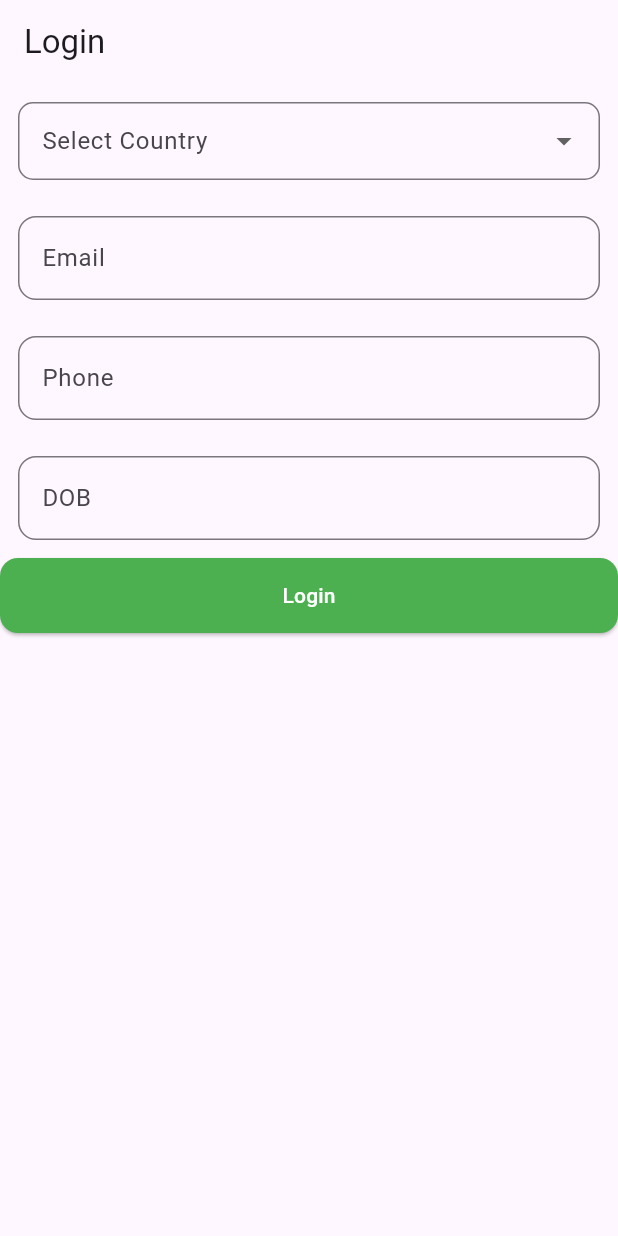
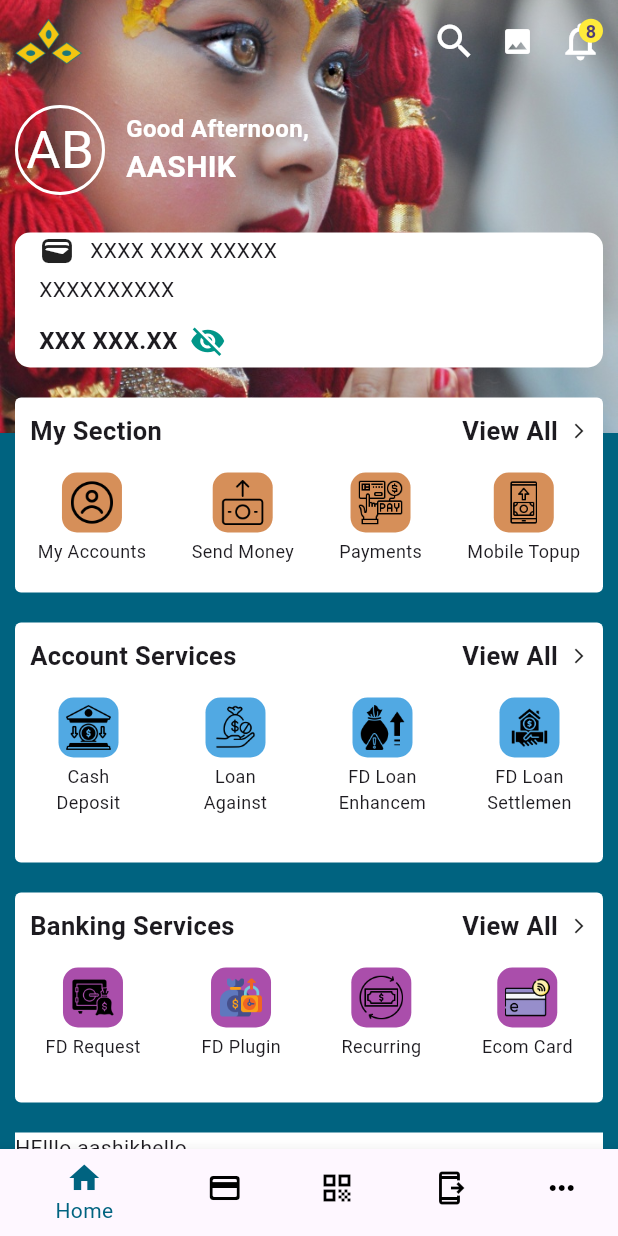
Before and after one commit to AashikBasnet101/FlutterUI, a Flutter app: the screen it shows after launch, on a phone screen of 412 x 824 dp. Run offline on Flutter 3.47's test engine with Material 3 defaults, Android fonts, the phone set to English and light mode, and no system bars.

Commit message:
learned stack with bank UI

```diff
--- /dev/null
+++ b/lib/bottom_nav.dart
@@ -0,0 +1,53 @@
+import 'package:flutter/material.dart';
+import 'package:flutter_app/stack_test.dart';
+
+class MyHomePage extends StatefulWidget {
+  @override
+  _MyHomePageState createState() => _MyHomePageState();
+}
+
+class _MyHomePageState extends State<MyHomePage> {
+  int _selectedIndex = 0;
+  static const List<Widget> _widgetOptions = <Widget>[
+    StackTest(),
+    Text('Payments Page'),
+    Text('Send Money Page'),
+    Text('Ecom Card Page'),
+    Text('More Page'),
+  ];
+
+  void _onItemTapped(int index) {
+    setState(() {
+      _selectedIndex = index;
+    });
+  }
+
+  @override
+  Widget build(BuildContext context) {
+    return Scaffold(
+      body: Center(child: _widgetOptions.elementAt(_selectedIndex)),
+      bottomNavigationBar: BottomNavigationBar(
+        items: const <BottomNavigationBarItem>[
+          BottomNavigationBarItem(icon: Icon(Icons.home), label: 'Home'),
+          BottomNavigationBarItem(
+            icon: Icon(Icons.payment_rounded),
+            label: 'Payments',
+          ),
+          BottomNavigationBarItem(
+            icon: Icon(Icons.qr_code),
+            label: 'Send Money',
+          ),
+          BottomNavigationBarItem(
+            icon: Icon(Icons.send_to_mobile_outlined),
+            label: 'Ecom Card',
+          ),
+          BottomNavigationBarItem(icon: Icon(Icons.more_horiz), label: 'More'),
+        ],
+        currentIndex: _selectedIndex,
+        selectedItemColor: Color(0xff006380),
+        unselectedItemColor: Colors.black,
+        onTap: _onItemTapped,
+      ),
+    );
+  }
+}
--- a/lib/main.dart
+++ b/lib/main.dart
@@ -1,6 +1,7 @@
 import 'package:flutter/material.dart';
 import 'package:flutter_app/assignment.dart';
 import 'package:flutter_app/assignmentupload.dart';
+import 'package:flutter_app/bottom_nav.dart';
 import 'package:flutter_app/dashboard.dart';
 import 'package:flutter_app/facebook.dart';
 import 'package:flutter_app/futsal_booking.dart';
@@ -10,6 +11,7 @@ import 'package:flutter_app/login_form.dart';
 import 'package:flutter_app/notifications.dart';
 import 'package:flutter_app/profile.dart';
 import 'package:flutter_app/splash_screen.dart';
+import 'package:flutter_app/stack_test.dart';
 import 'package:flutter_app/stateful.dart';
 
 void main() {
@@ -28,7 +30,7 @@ class MyApp extends StatelessWidget {
         colorScheme: ColorScheme.fromSeed(seedColor: Colors.deepPurple),
         useMaterial3: true,
       ),
-      home: LoginForm(),
+      home: MyHomePage(),
     );
   }
 }
--- /dev/null
+++ b/lib/stack_test.dart
@@ -0,0 +1,492 @@
+import 'package:flutter/material.dart';
+import 'package:flutter_app/string_const.dart';
+
+class StackTest extends StatefulWidget {
+  const StackTest({super.key});
+
+  @override
+  State<StackTest> createState() => _StackTestState();
+}
+
+class _StackTestState extends State<StackTest> {
+  bool _showBalance = false;
+
+  double balance = 20000.00;
+
+  @override
+  Widget build(BuildContext context) {
+    return Scaffold(
+      body: SafeArea(
+        child: Stack(
+          children: [
+            Container(
+              height: MediaQuery.of(context).size.height,
+              width: MediaQuery.of(context).size.width,
+              color: Color(0xff006380),
+            ),
+            Container(
+              child: Image.asset(
+                "assets/images/kumari.jpg",
+                width: MediaQuery.of(context).size.width,
+                height: MediaQuery.of(context).size.height * 0.35,
+                fit: BoxFit.cover,
+              ),
+            ),
+            Padding(
+              padding: const EdgeInsets.only(left: 10, right: 10),
+              child: SingleChildScrollView(
+                child: Column(
+                  children: [
+                    Row(
+                      mainAxisAlignment: MainAxisAlignment.spaceBetween,
+                      children: [
+                        SizedBox(
+                          width: 45,
+                          height: 55,
+                          child: Image.asset("assets/images/kumaribank.png"),
+                        ),
+
+                        Row(
+                          children: [
+                            Icon(Icons.search, size: 30, color: Colors.white),
+                            SizedBox(width: 16),
+
+                            Icon(Icons.photo, size: 22, color: Colors.white),
+                            SizedBox(width: 16),
+
+                            Stack(
+                              children: [
+                                Icon(
+                                  Icons.notifications_outlined,
+                                  size: 30,
+                                  color: Colors.white,
+                                ),
+
+                                Positioned(
+                                  right: 0,
+                                  child: CircleAvatar(
+                                    backgroundColor: Colors.yellow,
+                                    radius: 8,
+                                    child: Text(
+                                      "8",
+                                      style: TextStyle(
+                                        fontWeight: FontWeight.w600,
+                                        fontSize: 12,
+                                      ),
+                                    ),
+                                  ),
+                                ),
+                                SizedBox(width: 16),
+                              ],
+                            ),
+                          ],
+                        ),
+                      ],
+                    ),
+                    SizedBox(height: 10),
+
+                    Row(
+                      children: [
+                        Container(
+                          width: 60,
+                          height: 70,
+                          decoration: BoxDecoration(
+                            shape: BoxShape.circle,
+                            border: Border.all(color: Colors.white, width: 2),
+                            color: Colors.transparent,
+                          ),
+                          alignment: Alignment.center,
+                          child: Text(
+                            "AB",
+                            style: TextStyle(fontSize: 35, color: Colors.white),
+                          ),
+                        ),
+
+                        SizedBox(width: 14),
+
+                        Column(
+                          crossAxisAlignment: CrossAxisAlignment.start,
+                          children: [
+                            Text(
+                              "Good Afternoon,",
+                              style: TextStyle(
+                                color: Colors.white,
+                                fontSize: 16,
+                                fontWeight: FontWeight.w700,
+                              ),
+                            ),
+                            Text(
+                              "AASHIK",
+                              style: TextStyle(
+                                color: Colors.white,
+                                fontSize: 20,
+                                fontWeight: FontWeight.w700,
+                              ),
+                            ),
+                          ],
+                        ),
+                      ],
+                    ),
+
+                    SizedBox(height: 20),
+
+                    Container(
+                      decoration: BoxDecoration(
+                        borderRadius: BorderRadius.circular(10),
+                        color: Colors.white,
+                      ),
+                      height: 90,
+
+                      child: Padding(
+                        padding: const EdgeInsets.only(left: 10.0),
+                        child: Column(
+                          crossAxisAlignment: CrossAxisAlignment.start,
+                          children: [
+                            Row(
+                              children: const [
+                                SizedBox(width: 6),
+                                Icon(Icons.wallet),
+                                SizedBox(width: 10),
+                                Text("XXXX XXXX XXXXX"),
+                              ],
+                            ),
+
+                            const SizedBox(height: 4),
+
+                            const Row(
+                              children: [
+                                SizedBox(width: 6),
+                                Text("XXXXXXXXXX"),
+                              ],
+                            ),
+
+                            const SizedBox(height: 12),
+
+                            Row(
+                              children: [
+                                const SizedBox(width: 6),
+                                Text(
+                                  _showBalance
+                                      ? "Rs. ${balance.toStringAsFixed(2)}"
+                                      : "XXX XXX.XX",
+                                  style: const TextStyle(
+                                    fontSize: 16,
+                                    fontWeight: FontWeight.bold,
+                                  ),
+                                ),
+                                const SizedBox(width: 8),
+                                GestureDetector(
+                                  onTap: () {
+                                    setState(() {
+                                      _showBalance = !_showBalance;
+                                    });
+                                  },
+                                  child: Icon(
+                                    _showBalance
+                                        ? Icons.visibility
+                                        : Icons.visibility_off,
+                                    color: Colors.teal,
+                                  ),
+                                ),
+                              ],
+                            ),
+                          ],
+                        ),
+                      ),
+                    ),
+
+                    SizedBox(height: 20),
+
+                    Container(
+                      height: 130,
+                      decoration: BoxDecoration(
+                        color: Colors.white,
+                        borderRadius: BorderRadius.circular(4),
+                      ),
+                      child: Column(
+                        children: [
+                          Padding(
+                            padding: const EdgeInsets.all(10.0),
+                            child: Row(
+                              children: [
+                                Text(
+                                  "My Section",
+                                  style: TextStyle(
+                                    fontWeight: FontWeight.bold,
+                                    fontSize: 17,
+                                  ),
+                                ),
+                                Spacer(),
+                                Text(
+                                  "View All",
+                                  style: TextStyle(
+                                    fontWeight: FontWeight.bold,
+                                    fontSize: 17,
+                                  ),
+                                ),
+                                SizedBox(width: 8),
+                                Icon(Icons.arrow_forward_ios, size: 12),
+                              ],
+                            ),
+                          ),
+                          Row(
+                            mainAxisAlignment: MainAxisAlignment.spaceAround,
+                            children: sectionList.map((item) {
+                              return Column(
+                                children: [
+                                  Padding(
+                                    padding: const EdgeInsets.only(top: 6.0),
+                                    child: Container(
+                                      height: 40,
+                                      width: 40,
+                                      decoration: BoxDecoration(
+                                        color: const Color.fromARGB(
+                                          255,
+                                          214,
+                                          143,
+                                          89,
+                                        ),
+                                        borderRadius: BorderRadius.circular(10),
+                                      ),
+                                      child: Center(
+                                        child: Image.asset(
+                                          item['icon'],
+                                          width: 30,
+                                          height: 30,
+                                          fit: BoxFit.contain,
+                                        ),
+                                      ),
+                                    ),
+                                  ),
+                                  SizedBox(height: 4),
+                                  Text(
+                                    item['title'],
+                                    style: TextStyle(fontSize: 12),
+                                  ),
+                                ],
+                              );
+                            }).toList(),
+                          ),
+                        ],
+                      ),
+                    ),
+
+                    SizedBox(height: 20),
+
+                    //Account Services
+                    Container(
+                      height: 160,
+                      decoration: BoxDecoration(
+                        color: Colors.white,
+                        borderRadius: BorderRadius.circular(4),
+                      ),
+                      child: Column(
+                        children: [
+                          Padding(
+                            padding: const EdgeInsets.all(10.0),
+                            child: Row(
+                              children: [
+                                Text(
+                                  "Account Services",
+                                  style: TextStyle(
+                                    fontWeight: FontWeight.bold,
+                                    fontSize: 17,
+                                  ),
+                                ),
+                                Spacer(),
+                                Text(
+                                  "View All",
+                                  style: TextStyle(
+                                    fontWeight: FontWeight.bold,
+                                    fontSize: 17,
+                                  ),
+                                ),
+                                SizedBox(width: 8),
+                                Icon(Icons.arrow_forward_ios, size: 12),
+                              ],
+                            ),
+                          ),
+                          Row(
+                            mainAxisAlignment: MainAxisAlignment.spaceAround,
+                            children: accountList.map((item) {
+                              return Column(
+                                children: [
+                                  Padding(
+                                    padding: const EdgeInsets.only(top: 6.0),
+                                    child: Container(
+                                      height: 40,
+                                      width: 40,
+                                      decoration: BoxDecoration(
+                                        color: const Color.fromARGB(
+                                          255,
+                                          81,
+                                          169,
+                                          227,
+                                        ),
+                                        borderRadius: BorderRadius.circular(10),
+                                      ),
+                                      child: Center(
+                                        child: Image.asset(
+                                          item['icon'],
+                                          width: 30,
+                                          height: 30,
+                                          fit: BoxFit.contain,
+                                        ),
+                                      ),
+                                    ),
+                                  ),
+                                  SizedBox(height: 4),
+                                  SizedBox(
+                                    width: 60,
+                                    child: Text(
+                                      item['title'],
+                                      textAlign: TextAlign.center,
+                                      style: TextStyle(fontSize: 12),
+                                      maxLines: 2,
+                                    ),
+                                  ),
+                                ],
+                              );
+                            }).toList(),
+                          ),
+                        ],
+                      ),
+                    ),
+                    SizedBox(height: 20),
+
+                    //Banking Services
+                    Container(
+                      height: 140,
+                      decoration: BoxDecoration(
+                        color: Colors.white,
+                        borderRadius: BorderRadius.circular(4),
+                      ),
+                      child: Column(
+                        children: [
+                          Padding(
+                            padding: const EdgeInsets.all(10.0),
+                            child: Row(
+                              children: [
+                                Text(
+                                  "Banking Services",
+                                  style: TextStyle(
+                                    fontWeight: FontWeight.bold,
+                                    fontSize: 17,
+                                  ),
+                                ),
+                                Spacer(),
+                                Text(
+                                  "View All",
+                                  style: TextStyle(
+                                    fontWeight: FontWeight.bold,
+                                    fontSize: 17,
+                                  ),
+                                ),
+                                SizedBox(width: 8),
+                                Icon(Icons.arrow_forward_ios, size: 12),
+                              ],
+                            ),
+                          ),
+                          Row(
+                            mainAxisAlignment: MainAxisAlignment.spaceAround,
+                            children: bankingList.map((item) {
+                              return Column(
+                                children: [
+                                  Padding(
+                                    padding: const EdgeInsets.only(top: 6.0),
+                                    child: Container(
+                                      height: 40,
+                                      width: 40,
+                                      decoration: BoxDecoration(
+                                        color: const Color.fromARGB(
+                                          255,
+                                          170,
+                                          78,
+                                          171,
+                                        ),
+                                        borderRadius: BorderRadius.circular(10),
+                                      ),
+                                      child: Center(
+                                        child: Image.asset(
+                                          item['icon'],
+                                          width: 30,
+                                          height: 30,
+                                          fit: BoxFit.contain,
+                                        ),
+                                      ),
+                                    ),
+                                  ),
+                                  SizedBox(height: 4),
+                                  Text(
+                                    item['title'],
+                                    style: TextStyle(fontSize: 12),
+                                  ),
+                                ],
+                              );
+                            }).toList(),
+                          ),
+                        ],
+                      ),
+                    ),
+
+                    SizedBox(height: 20),
+
+                    Container(
+                      height: 90,
+                      color: Colors.white,
+
+                      child: Column(
+                        children: [
+                          Row(children: [Text("HElllo aashik"), Text("hello")]),
+                        ],
+                      ),
+                    ),
+
+                    SizedBox(height: 20),
+
+                    Container(
+                      height: 90,
+                      color: Colors.white,
+
+                      child: Column(
+                        children: [
+                          Row(children: [Text("HElllo aashik"), Text("hello")]),
+                        ],
+                      ),
+                    ),
+
+                    SizedBox(height: 20),
+
+                    Container(
+                      height: 90,
+                      color: Colors.white,
+
+                      child: Column(
+                        children: [
+                          Row(children: [Text("HElllo aashik"), Text("hello")]),
+                        ],
+                      ),
+                    ),
+
+                    SizedBox(height: 20),
+
+                    Container(
+                      height: 90,
+                      color: Colors.white,
+
+                      child: Column(
+                        children: [
+                          Row(children: [Text("HElllo aashik"), Text("hello")]),
+                        ],
+                      ),
+                    ),
+                  ],
+                ),
+              ),
+            ),
+          ],
+        ),
+      ),
+    );
+  }
+}
--- /dev/null
+++ b/lib/string_const.dart
@@ -0,0 +1,20 @@
+final List<Map<String, dynamic>> sectionList = [
+  {'icon': 'assets/images/profile_icon.png', 'title': 'My Accounts'},
+  {'icon': 'assets/images/send_money.png', 'title': 'Send Money'},
+  {'icon': 'assets/images/payment.png', 'title': 'Payments'},
+  {'icon': 'assets/images/topup.png', 'title': 'Mobile Topup'},
+];
+
+final List<Map<String, dynamic>> accountList = [
+  {'icon': 'assets/images/cash_deposit.png', 'title': 'Cash Deposit'},
+  {'icon': 'assets/images/loan_against.png', 'title': 'Loan Against FD'},
+  {'icon': 'assets/images/enhancement.png', 'title': 'FD Loan Enhancement'},
+  {'icon': 'assets/images/loan.png', 'title': 'FD Loan Settlement'},
+];
+
+final List<Map<String, dynamic>> bankingList = [
+  {'icon': 'assets/images/fd_request.png', 'title': 'FD Request'},
+  {'icon': 'assets/images/fd_plugin.png', 'title': 'FD Plugin'},
+  {'icon': 'assets/images/recurring.png', 'title': 'Recurring'},
+  {'icon': 'assets/images/ecom_card.png', 'title': 'Ecom Card'},
+];
```
Also changed, not shown: assets/images/cash_deposit.png (added), assets/images/ecom_card.png (added), assets/images/enhancement.png (added), assets/images/fd_plugin.png (added), assets/images/fd_request.png (added), assets/images/kumari.jpg (added), assets/images/kumaribank.png (added), assets/images/loan.png (added), assets/images/loan_against.png (added), assets/images/payment.png (added), assets/images/profile_icon.png (added), assets/images/recurring.png (added), assets/images/send_money.png (added), assets/images/topup.png (added).
